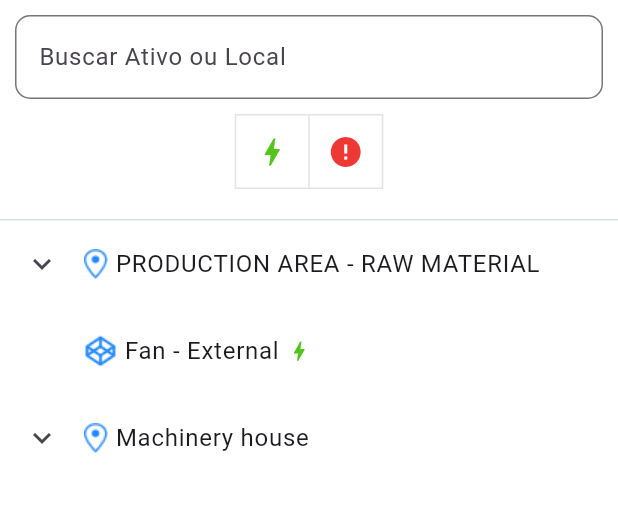
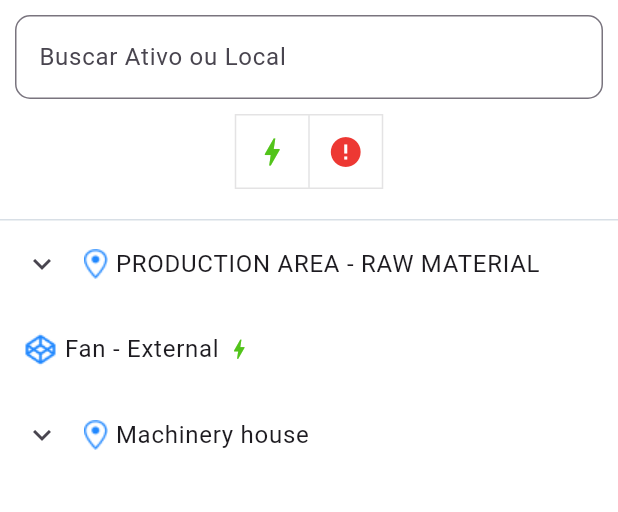
Before and after one commit to HicaroD/AssetManager, a Flutter app: the AssetsPage screen opened by its route, on a phone screen of 412 x 824 dp, the part 84-596 px from its top. Run offline on Flutter 3.47's test engine with Material 3 defaults, Android fonts, the phone set to English and light mode, and no system bars.

Commit message:
fix: item with no children padding was incorrect

```diff
--- a/lib/widgets/asset_tree.dart
+++ b/lib/widgets/asset_tree.dart
@@ -92,7 +92,7 @@ class _AssetTreeState extends State<AssetTree> {
           ),
           Children(
             item: item,
-            paddingLevel: 1,
+            paddingLevel: 0,
             textInputFilter: _textInputController.text,
             selectedFilter: _selectedFilter,
           ),
@@ -160,7 +160,9 @@ class ItemTile extends StatelessWidget {
     final collapsedIconColor =
         item.children.isEmpty ? Colors.transparent : null;
 
-    return ExpansionTile(
+    return item.children.isEmpty && paddingLevel == 1
+        ? ListTile(title: ItemName(item: item))
+        : ExpansionTile(
             title: ItemName(item: item),
             shape: const Border(),
             controlAffinity: ListTileControlAffinity.leading,
```
Lines whose indentation alone changed are shown as unchanged.
